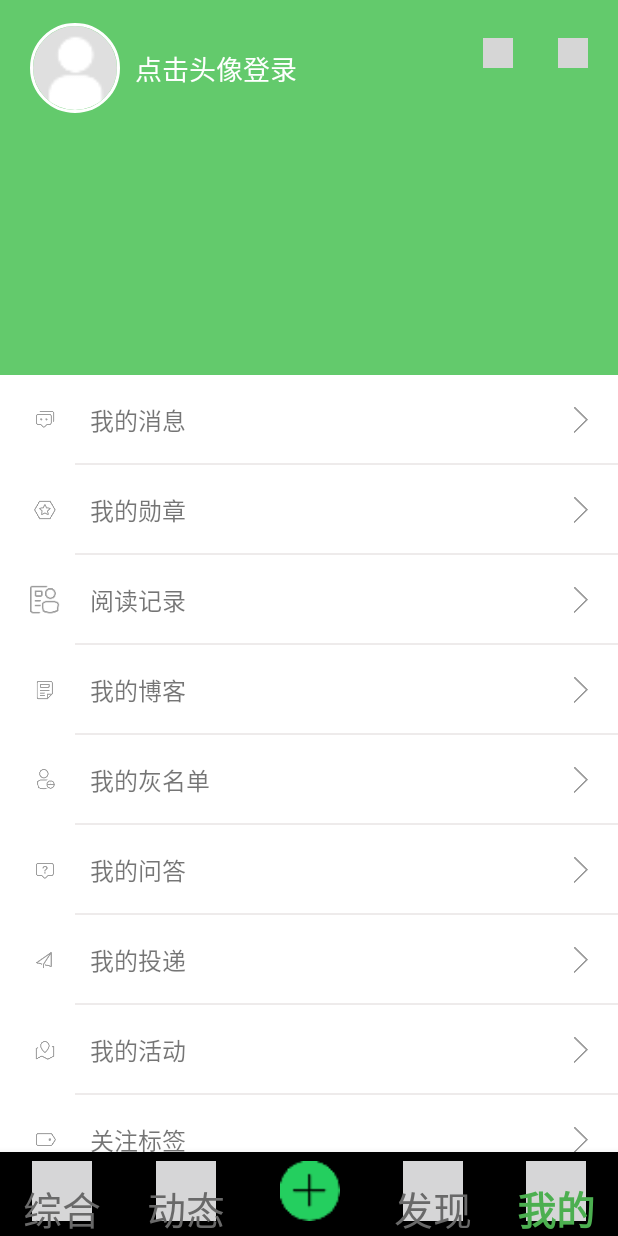
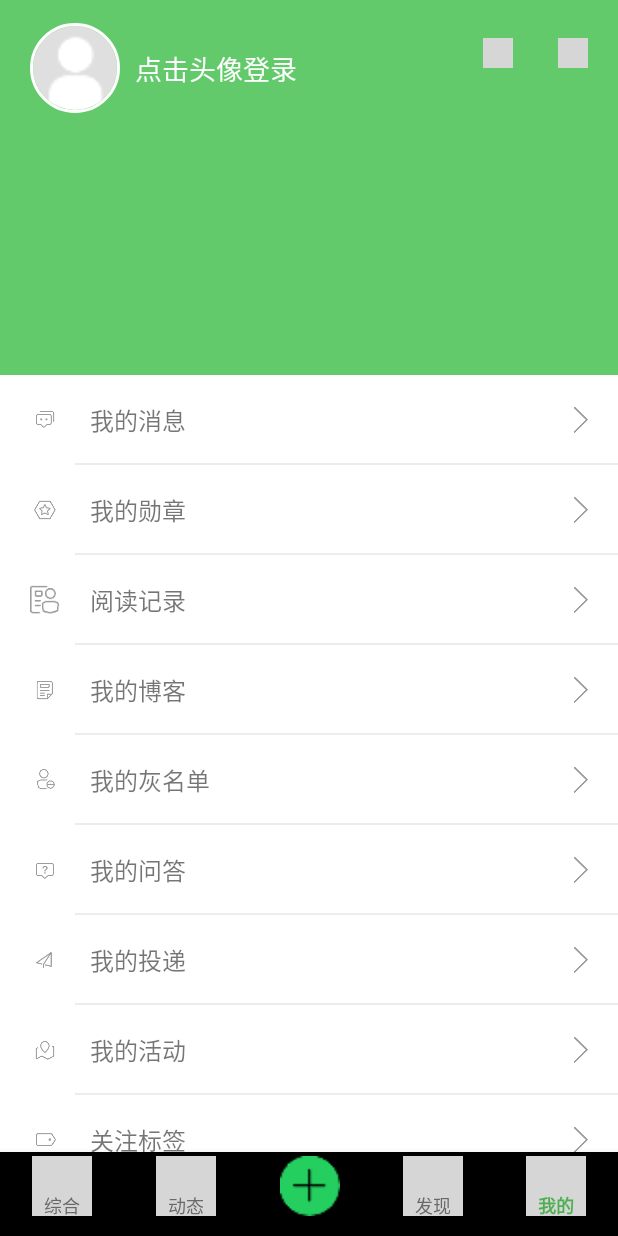
Before and after one commit to redhood0/hooliCh, an Android app: the screen it shows after launch (MainActivity), item 5 of the bottom bar chosen, on a phone screen of 412 x 824 dp. Run offline under Robolectric (Android 15) with nearby library versions, the phone set to English and light mode, and no system bars; our stand-ins replace CircleImageView, navigation-ui; 3 statements that could not run were skipped; grey boxes are pictures that could not be loaded.

Commit message:
#底栏完成

```diff
--- a/app/src/main/AndroidManifest.xml
+++ b/app/src/main/AndroidManifest.xml
@@ -22,6 +22,8 @@
         <activity android:name=".ForgetPwdActivity" android:launchMode="singleTop"/>
         <activity android:name=".RegisterActivity" android:launchMode="singleTop"/>
         <activity android:name=".WebViewActivity" android:launchMode="singleTop"/>
+
+
     </application>
 
 </manifest>
--- a/app/src/main/java/com/redhood/hoolicalendar/MainActivity.java
+++ b/app/src/main/java/com/redhood/hoolicalendar/MainActivity.java
@@ -35,13 +35,11 @@
 //        Toolbar myToolbar = findViewById(R.id.my_toolbar);
 //        setSupportActionBar(myToolbar);
         //设置底部导航
-//sss
-
         BottomNavigationView bottomNav = findViewById(R.id.bottom_nav);
         bottomNav.setItemIconSize(60);
 
         BottomNavigationMenuView menuView = (BottomNavigationMenuView) bottomNav.getChildAt(0);
-        menuView.scrollBy(0,-4);
+        menuView.scrollBy(0,8);
 //        bottomNav.getMenu().findItem(R.id.navigation_add).setIcon(R.mipmap.add_icon);
         bottomNav.setItemIconTintList(null);
 //        bottomNav.setText
--- /dev/null
+++ b/app/src/main/java/com/redhood/hoolicalendar/adapter/MyPagerAdapter.java
@@ -0,0 +1,27 @@
+package com.redhood.hoolicalendar.adapter;
+
+import java.util.List;
+
+import androidx.annotation.NonNull;
+import androidx.fragment.app.Fragment;
+import androidx.fragment.app.FragmentManager;
+import androidx.fragment.app.FragmentPagerAdapter;
+
+public class MyPagerAdapter extends FragmentPagerAdapter {
+    List<Fragment> fragments;
+    public MyPagerAdapter(@NonNull FragmentManager fm, int behavior, List<Fragment> fragments) {
+        super(fm, behavior);
+        this.fragments = fragments;
+    }
+
+    @NonNull
+    @Override
+    public Fragment getItem(int position) {
+        return fragments.get(position);
+    }
+
+    @Override
+    public int getCount() {
+        return fragments.size();
+    }
+}
--- a/app/src/main/java/com/redhood/hoolicalendar/fragment/HomeFragment.java
+++ b/app/src/main/java/com/redhood/hoolicalendar/fragment/HomeFragment.java
@@ -1,19 +1,88 @@
 package com.redhood.hoolicalendar.fragment;
 
 import android.os.Bundle;
+import android.util.Log;
 import android.view.LayoutInflater;
 import android.view.View;
 import android.view.ViewGroup;
 
+
+import com.google.android.material.tabs.TabLayout;
 import com.redhood.hoolicalendar.R;
+import com.redhood.hoolicalendar.adapter.MyPagerAdapter;
 
+import java.util.ArrayList;
+import java.util.List;
+
+import androidx.annotation.NonNull;
 import androidx.fragment.app.Fragment;
+import androidx.fragment.app.FragmentPagerAdapter;
+import androidx.fragment.app.FragmentStatePagerAdapter;
+import androidx.viewpager.widget.PagerAdapter;
+import androidx.viewpager.widget.ViewPager;
+
+import static androidx.fragment.app.FragmentPagerAdapter.BEHAVIOR_RESUME_ONLY_CURRENT_FRAGMENT;
 
 public class HomeFragment extends Fragment {
+    TabLayout tabs_home;
+    ViewPager viewpage_home;
     @Override
     public View onCreateView(LayoutInflater inflater, ViewGroup container,
                              Bundle savedInstanceState) {
         // Inflate the layout for this fragment
-        return inflater.inflate(R.layout.fragment_home, container, false);
+        View v = inflater.inflate(R.layout.fragment_home, container, false);
+        initCompents(v);
+        return v;
     }
+
+    private void initCompents(View v) {
+        viewpage_home = v.findViewById(R.id.viewpage_home);
+        tabs_home = v.findViewById(R.id.tabs_home);
+
+        String[] tabNames = {"关注", "软件", "资讯", "推荐", "问答"};
+
+
+        tabs_home.addOnTabSelectedListener(new TabLayout.OnTabSelectedListener() {
+            @Override
+            public void onTabSelected(TabLayout.Tab tab) {
+                Log.i("tabs","onTabSelected:"+tab.getText());
+            }
+
+            @Override
+            public void onTabUnselected(TabLayout.Tab tab) {
+
+            }
+
+            @Override
+            public void onTabReselected(TabLayout.Tab tab) {
+
+            }
+        });
+
+
+        List<Fragment> fragments = new ArrayList<>();
+        fragments.add(new PersonFragment());
+        fragments.add(new PersonFragment());
+        fragments.add(new PersonFragment());
+        fragments.add(new PersonFragment());
+        fragments.add(new PersonFragment());
+
+        PagerAdapter pagerAdapter = new MyPagerAdapter(getChildFragmentManager(),BEHAVIOR_RESUME_ONLY_CURRENT_FRAGMENT
+                ,fragments);
+        viewpage_home.setAdapter(pagerAdapter);
+
+        tabs_home.setupWithViewPager(viewpage_home);
+//        tabs_home.addTab(tabs_home.newTab().setText("关注"));
+//        tabs_home.addTab(tabs_home.newTab().setText("软件"));
+//        tabs_home.addTab(tabs_home.newTab().setText("资讯"));
+//        tabs_home.addTab(tabs_home.newTab().setText("推荐"));
+//        tabs_home.addTab(tabs_home.newTab().setText("问答"));
+        tabs_home.getTabAt(2).select();
+
+        for (int i = 0; i < tabNames.length; i++) {
+            tabs_home.getTabAt(i).setText(tabNames[i]);
+        }
+    }
+
+
 }
--- a/app/src/main/res/layout/activity_main.xml
+++ b/app/src/main/res/layout/activity_main.xml
@@ -15,4 +15,5 @@
         app:layout_constraintRight_toRightOf="parent"
         app:layout_constraintTop_toTopOf="parent" />
 
+
 </androidx.constraintlayout.widget.ConstraintLayout>
--- a/app/src/main/res/values/dimens.xml
+++ b/app/src/main/res/values/dimens.xml
@@ -4,11 +4,11 @@
 <!--    <dimen name="design_bottom_navigation_active_text_size">10dp</dimen>-->
 <!--    <dimen name="design_bottom_navigation_text_size">10dp</dimen>-->
 <!--    <dimen name="fixed_width_padding">2dp</dimen>-->
-    <dimen tools:override="true" name="design_bottom_navigation_margin">3dp</dimen>
+    <dimen tools:override="true" name="design_bottom_navigation_margin">8dp</dimen>
     <!-- 导航栏高度 -->
 <!--    <dimen tools:override="true" name="design_bottom_navigation_height">70dp</dimen>-->
     <!-- text大小 -->
-    <dimen tools:override="true" name="design_bottom_navigation_text_size">26sp</dimen>
+    <dimen tools:override="true" name="design_bottom_navigation_text_size">12sp</dimen>
     <!-- text大小 -->
-    <dimen tools:override="true" name="design_bottom_navigation_active_text_size">26sp</dimen>
+    <dimen tools:override="true" name="design_bottom_navigation_active_text_size">12sp</dimen>
 </resources>
```
Also changed, not shown: app/src/main/java/com/redhood/hoolicalendar/fragment/NewsFragment.java (added, +22 -0 lines), app/src/main/res/layout/fragment_home.xml (+41 -7 lines), app/src/main/res/layout/fragment_home_new.xml (added, +12 -0 lines), app/src/main/res/mipmap-xhdpi/search_icon.png (added), 1 other file.
